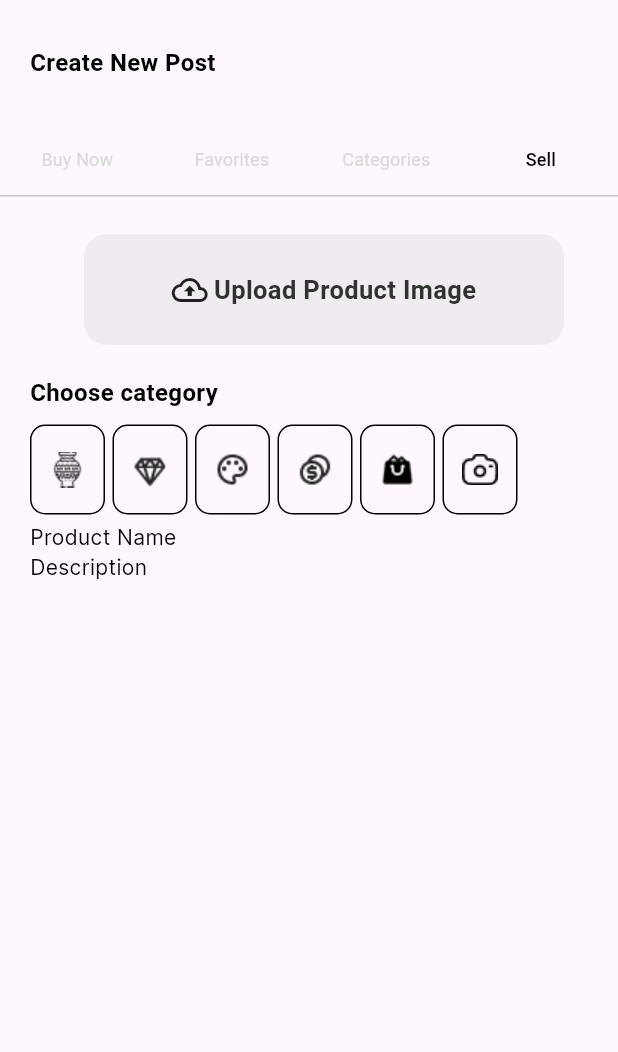
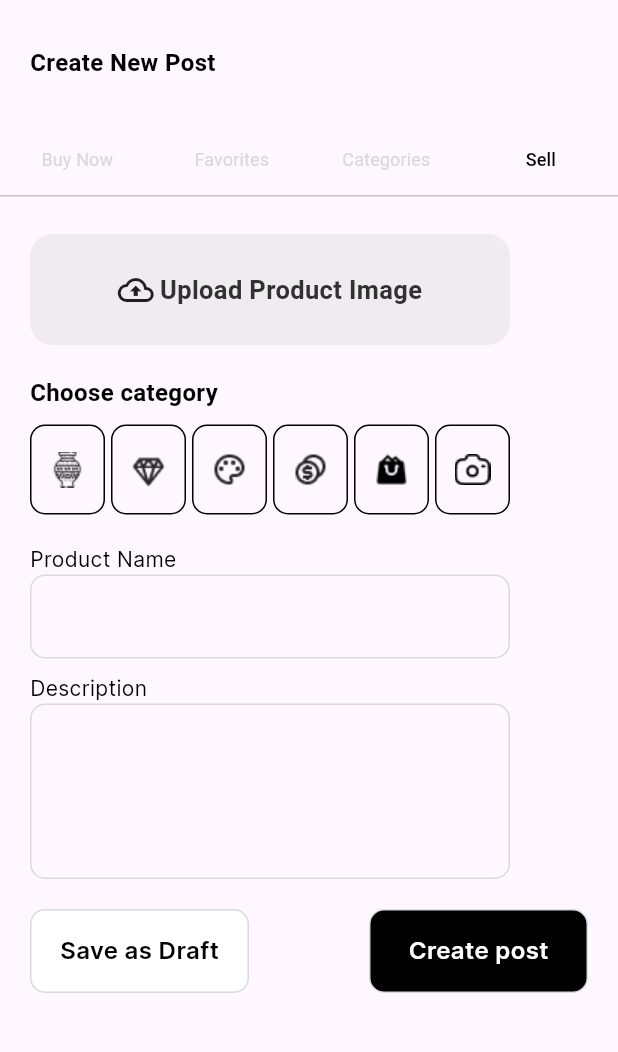
Before and after one commit to Marwanali2/ReNu_graduation_project, a Flutter app: the AnticaTabBar screen opened by its route, tab 4 chosen, on a phone screen of 412 x 824 dp, the part 111-1163 px from its top. Run offline on Flutter 3.47's test engine with Material 3 defaults, Android fonts, the phone set to English and light mode, and no system bars; our stand-ins replace country_code_picker, firebase_auth, firebase_core, font_awesome_flutter, go_router, google_sign_in and 2 more; accounts and stored records are empty; Roboto replaces fonts that are missing (Poppins-Black.ttf).

Commit message:
create custom antica sell button

```diff
--- a/lib/features/antica/presentation/views/widgets/choose_category_list_view.dart
+++ b/lib/features/antica/presentation/views/widgets/choose_category_list_view.dart
@@ -15,7 +15,7 @@ class ChooseCatigoryListView extends StatelessWidget {
           itemCount: 6,
           itemBuilder:(context, index) {
             return Padding(
-              padding: const EdgeInsets.only(right: 5),
+              padding: const EdgeInsets.only(right: 4),
               child: Container(
                 width:50,
                 height:60,
--- /dev/null
+++ b/lib/features/antica/presentation/views/widgets/custom_antica_sell_button.dart
@@ -0,0 +1,30 @@
+import 'package:flutter/material.dart';
+import 'package:graduation_project/core/helpers/constants.dart';
+import 'package:graduation_project/core/theme/colors.dart';
+import 'package:graduation_project/core/theme/styles.dart';
+
+class CustomAnticaSellButton extends StatelessWidget {
+  const CustomAnticaSellButton({super.key, required this.backgroundcolor, required this.text});
+final Color backgroundcolor;
+final String text;
+  @override
+  Widget build(BuildContext context) {
+    return GestureDetector(
+      onTap: (){},
+      child: Container(
+        height: 56,
+        width: 146,
+        decoration: BoxDecoration(
+          color:backgroundcolor,
+          borderRadius: BorderRadius.circular(10),
+          border: Border.all(color: borderColor)
+        ),
+        child: Center(
+          child: Text(text,style: Styles.textStyle16.copyWith(fontFamily: interFont,
+          color: backgroundcolor==blackcolor? whiteColor : blackcolor,
+          ),),
+        ),
+      ),
+    );
+  }
+}
--- /dev/null
+++ b/lib/features/antica/presentation/views/widgets/custom_antica_text_field.dart
@@ -0,0 +1,38 @@
+import 'package:flutter/material.dart';
+import 'package:graduation_project/core/theme/colors.dart';
+class CustomAnticaTextField extends StatelessWidget {
+  const CustomAnticaTextField({super.key, required this.height});
+final double height;
+
+  @override
+  Widget build(BuildContext context) {
+    return SizedBox(
+      height:height ,
+      width: 320,
+      child: const TextField(
+        minLines: null,
+    maxLines: null,
+    expands: true,
+    textAlignVertical: TextAlignVertical.top,
+      decoration: InputDecoration(
+      border: OutlineInputBorder(
+         borderRadius: BorderRadius.all(Radius.circular(10)),
+            borderSide: BorderSide(width: 1,
+            color: borderColor
+            ),
+      ),
+        enabledBorder:  OutlineInputBorder(
+            borderRadius: BorderRadius.all(Radius.circular(10)),
+            borderSide: BorderSide(width: 1,
+            color: borderColor
+            ),
+          ),
+          focusedBorder:  OutlineInputBorder(
+            borderSide: BorderSide(width: 1,color:borderColor),
+            borderRadius: BorderRadius.all(Radius.circular(10)),
+          ),
+      ),
+      ),
+    );
+  }
+}
--- a/lib/features/antica/presentation/views/widgets/custom_upload_image.dart
+++ b/lib/features/antica/presentation/views/widgets/custom_upload_image.dart
@@ -31,10 +31,9 @@ setState(() => this.image = imageTemp);
   Widget build(BuildContext context) {
     return GestureDetector(
             onTap: (){
-              //pickImage();
+              pickImage();
             },
-            child: Center(
-              child: Container(
+            child:Container(
                 height: 74,
                 width: 320,
                 decoration: BoxDecoration(
@@ -54,7 +53,7 @@ setState(() => this.image = imageTemp);
                     ),)
                   ],
                 ),
-              ),
+
             ),
           );
   }
--- a/lib/features/antica/presentation/views/widgets/sell_view_body.dart
+++ b/lib/features/antica/presentation/views/widgets/sell_view_body.dart
@@ -5,8 +5,9 @@ import 'package:graduation_project/core/theme/catigories.dart';
 import 'package:graduation_project/core/theme/colors.dart';
 import 'package:graduation_project/core/theme/styles.dart';
 import 'package:graduation_project/features/antica/presentation/views/widgets/choose_category_list_view.dart';
+import 'package:graduation_project/features/antica/presentation/views/widgets/custom_antica_text_field.dart';
 import 'package:graduation_project/features/antica/presentation/views/widgets/custom_upload_image.dart';
-
+import 'package:graduation_project/features/antica/presentation/views/widgets/custom_antica_sell_button.dart';
 class SellViewBody extends StatefulWidget {
   const SellViewBody({super.key});
 
@@ -19,7 +20,7 @@ class _SellViewBodyState extends State<SellViewBody> {
   Widget build(BuildContext context) {
     return  SingleChildScrollView(
       child: Padding(
-        padding:const EdgeInsets.only(top: 25,left: 20),
+        padding:const EdgeInsets.only(top: 25,left: 20,right: 20),
         child: Column(
           crossAxisAlignment: CrossAxisAlignment.start,
           children: [
@@ -34,12 +35,19 @@ class _SellViewBodyState extends State<SellViewBody> {
                    )),
                   const SizedBox(height: 10,),
                   const ChooseCatigoryListView(),
-                  const SizedBox(height: 5,),
+                  const SizedBox(height: 20,),
                   Text('Product Name ',style: Styles.textStyle14.copyWith(fontFamily: interFont,color: blackcolor),),
-
+                 const CustomAnticaTextField(height: 56,),
+                const SizedBox(height: 10,),
                    Text('Description',style: Styles.textStyle14.copyWith(fontFamily: interFont,color: blackcolor),),
-
-
+                  const CustomAnticaTextField(height: 117,),
+                  const SizedBox(height: 20,),
+                 const Row(
+                  mainAxisAlignment: MainAxisAlignment.spaceBetween,
+                  children: [
+                    CustomAnticaSellButton(backgroundcolor: whiteColor, text: 'Save as Draft'),
+                    CustomAnticaSellButton(backgroundcolor: blackcolor, text: 'Create post')
+           ],)
         ]),
       ),
     );
```
